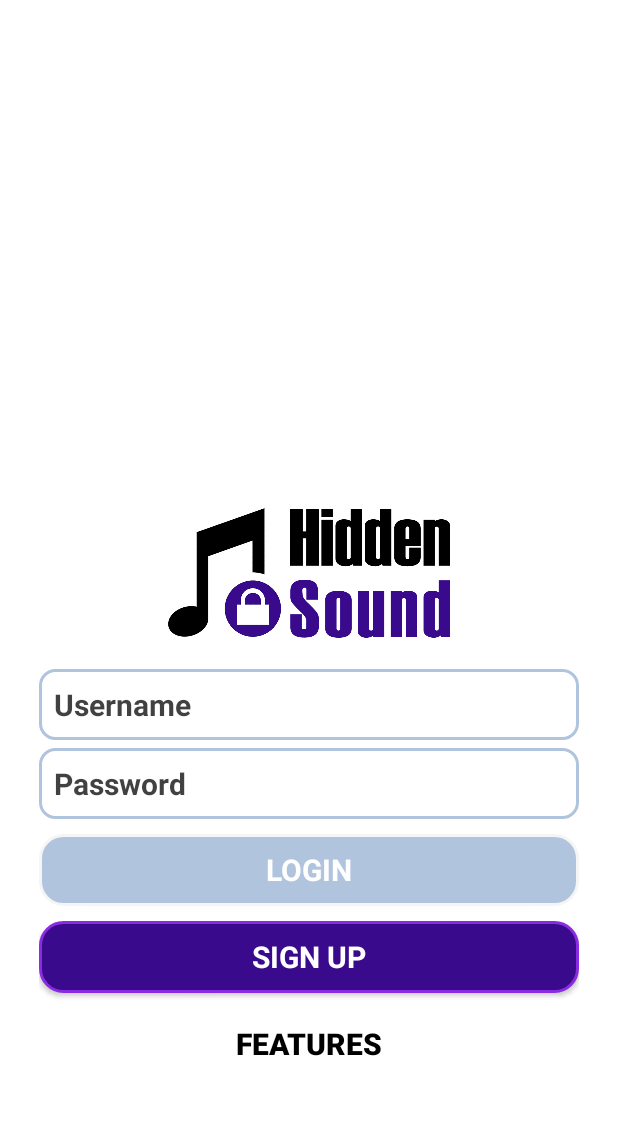
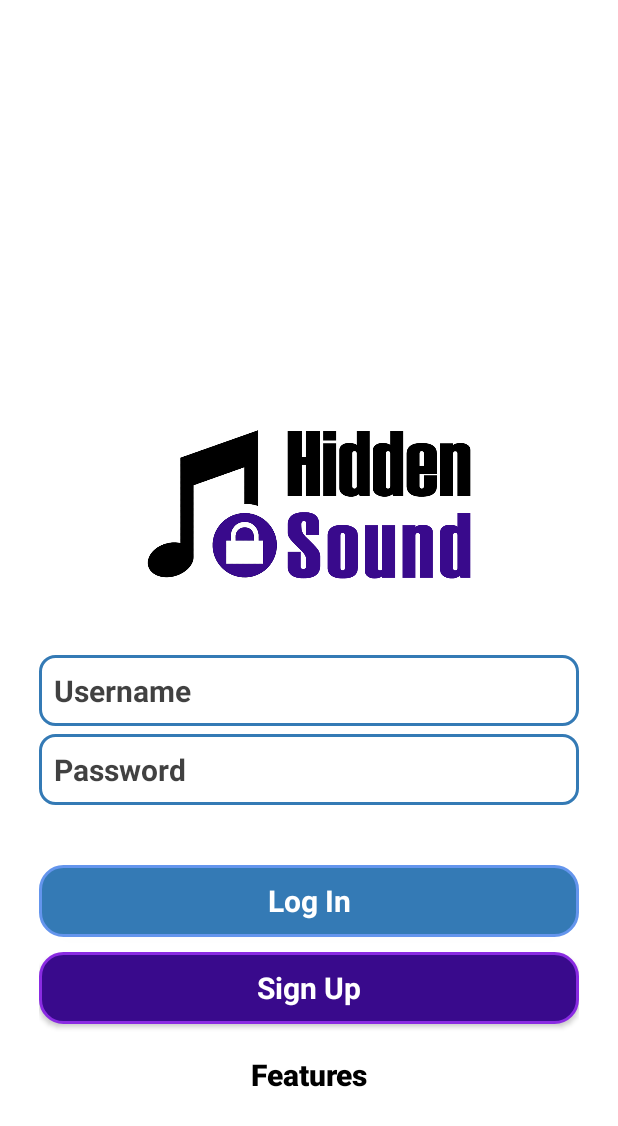
Before and after one commit to awalwema/QRCodeScanner, an Android app: the screen it shows after launch (LoginActivity), on a phone screen of 412 x 824 dp. Shown: the top 1126 px of the screen. Run offline under Robolectric (Android 15) with nearby library versions, the phone set to English and light mode, and no system bars; libraries missing offline, so code that uses them is left out: com.loopj.android, cz.msebera.android; 2 statements that could not run were skipped.

Commit message:
Login UI transformation continued. Button color updated. Title size and login page format changed. Register button fixed.

```diff
--- a/app/src/main/res/drawable/loginbutton.xml
+++ b/app/src/main/res/drawable/loginbutton.xml
@@ -3,7 +3,7 @@
     <item>
         <shape android:shape="rectangle">
             <solid android:color="@color/blueSteel"/>
-            <stroke android:color="@color/whiteSmoke" android:width="2dp" />
+            <stroke android:color="@color/lightBlue" android:width="2dp" />
             <!--corners allow us to make the rounded corners button-->
             <corners android:radius="15dp" />
         </shape>
--- a/app/src/main/res/layout/content_login.xml
+++ b/app/src/main/res/layout/content_login.xml
@@ -19,25 +19,26 @@
         android:layout_height="wrap_content"
         android:orientation="vertical"
         android:padding="10dp"
-        android:layout_marginBottom="36dp"
         android:weightSum="1"
+        android:layout_marginBottom="15dp"
         android:layout_alignParentBottom="true"
         android:layout_alignParentLeft="true"
         android:layout_alignParentStart="true">
+
         <ImageView
             android:id="@+id/imageView1"
-            android:layout_width="match_parent"
-            android:layout_height="87dp"
+            android:layout_width="wrap_content"
+            android:layout_height="100dp"
+            android:layout_weight="0.41"
+            android:contentDescription=""
             android:src="@drawable/hiddensoundtitle"
-            android:layout_weight="0.54"
-            android:contentDescription=""
             tools:ignore="ContentDescription" />
 
         <EditText
             android:id="@+id/UserID"
             android:layout_width="match_parent"
             android:layout_height="wrap_content"
-            android:layout_marginTop="20dp"
+            android:layout_marginTop="50dp"
             android:background="@drawable/back"
             android:hint="@string/Username"
             android:maxLines="1"
@@ -66,11 +67,12 @@
             android:id="@+id/Login"
             android:layout_width="match_parent"
             android:layout_height="wrap_content"
+            android:textAllCaps="false"
             android:background="@drawable/loginbutton"
             android:fontFamily="sans-serif"
             android:onClick="onClickLogin"
             android:padding="10dp"
-            android:layout_marginTop="10dp"
+            android:layout_marginTop="40dp"
             android:text="@string/Login"
             android:textColor="@color/colorPrimary"
             android:textSize="20sp"
@@ -79,9 +81,10 @@
             android:id="@+id/btnRegister"
             android:layout_width="match_parent"
             android:layout_height="wrap_content"
+            android:textAllCaps="false"
             android:background="@drawable/signupbutton"
             android:fontFamily="sans-serif"
-            android:onClick="onClickLogin"
+            android:onClick="startRegisterActivity"
             android:padding="10dp"
             android:layout_marginTop="10dp"
             android:text="@string/Register"
@@ -93,7 +96,7 @@
             android:layout_height="wrap_content"
             android:background="#00000000"
             android:textColor="#000000"
-
+            android:textAllCaps="false"
             android:textStyle="bold"
             android:textSize="20sp"
             android:padding="10dp"
--- a/app/src/main/res/layout/content_register.xml
+++ b/app/src/main/res/layout/content_register.xml
@@ -11,7 +11,6 @@
     <TextView
         android:layout_width="wrap_content"
         android:layout_height="wrap_content"
-        android:layout_margin="@dimen/text_margin"
-        android:text="@string/large_text" />
+        android:layout_margin="@dimen/text_margin" />
 
 </android.support.v4.widget.NestedScrollView>
--- a/app/src/main/res/values/colors.xml
+++ b/app/src/main/res/values/colors.xml
@@ -3,7 +3,7 @@
     <color name="colorPrimary">#FFFFFF</color>
     <color name="colorPrimaryDark">#000000</color>
     <color name="colorAccent">#000000</color>
-    <color name="blueSteel">#B0C4DE</color>
+    <color name="blueSteel">#347AB5</color>
     <color name="purple">#390a8c</color>
-    <color name="whiteSmoke">#F5F5F5</color>
+    <color name="lightBlue">#6495ED</color>
 </resources>
```
Also changed, not shown: app/src/main/res/values/strings.xml (+1 -90 lines).
